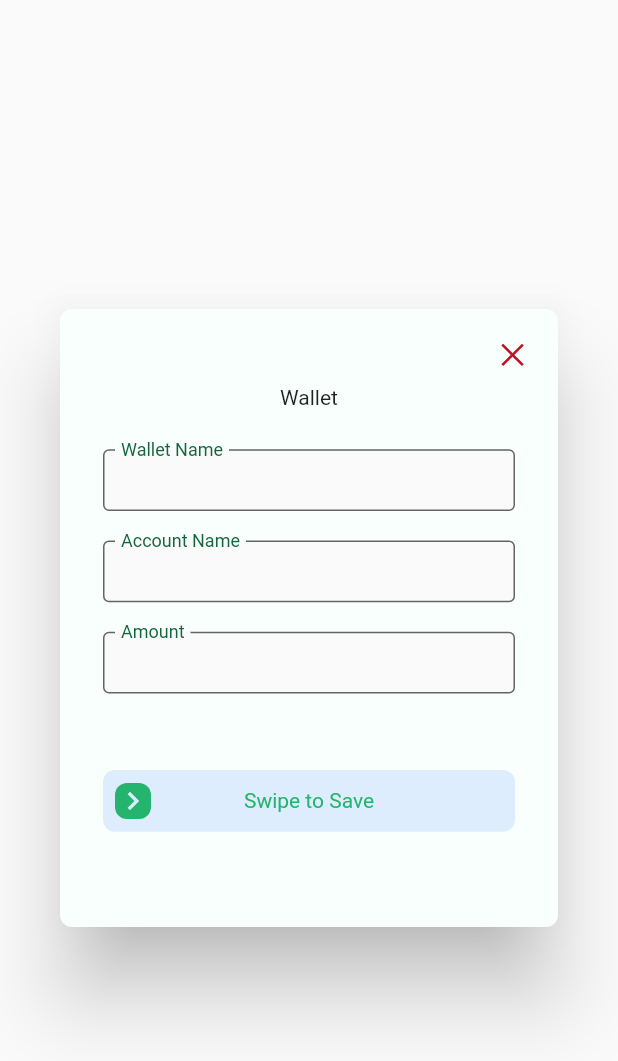
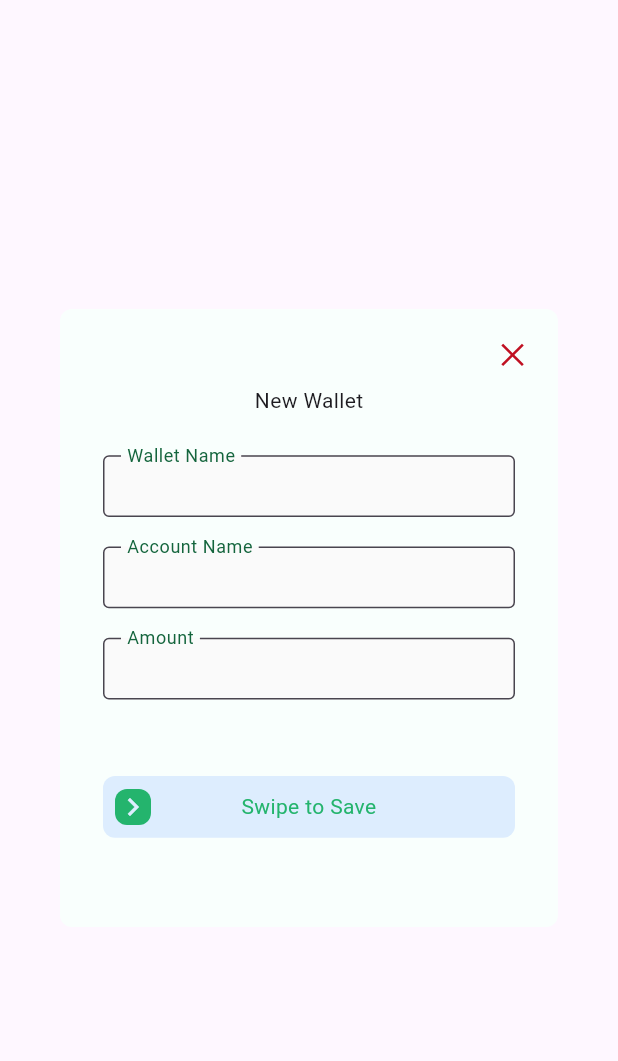
Before and after one commit to mawi-delosreyes/Trakua, a Flutter app: the WalletPopupWidget widget shown alone on an empty page, opened directly, on a phone screen of 412 x 824 dp. Shown: the top 1061 px of the screen. Run offline on Flutter 3.47's test engine with Material 3 defaults, Android fonts, the phone set to English and light mode, and no system bars; drawn by our look-alikes of slide_to_act; our stand-ins replace fl_chart, flutter_svg, sqflite, toggle_switch; missing offline and left inert: dart:ffi; accounts and stored records are empty.

Commit message:
Added controller for wallet

```diff
--- a/Frontend/lib/main.dart
+++ b/Frontend/lib/main.dart
@@ -9,7 +9,7 @@ void main() async {
   WidgetsFlutterBinding.ensureInitialized();
   initialize().initState();
   runApp(
-    const ProfileScreen()
+    const WalletScreen()
   );
 }
 
--- a/Frontend/lib/widgets/WalletPopup.dart
+++ b/Frontend/lib/widgets/WalletPopup.dart
@@ -13,12 +13,15 @@ class WalletPopupWidget extends StatefulWidget {
 
 class _WalletPopupWidget extends State<WalletPopupWidget> {
 
+  final _walletNameController = TextEditingController();
+  final _accountNameController = TextEditingController();
+  final _amountController = TextEditingController();
 
 
   @override
   Widget build(BuildContext context) {
     return Dialog(
-      shape: RoundedRectangleBorder(
+      shape: const RoundedRectangleBorder(
         borderRadius: BorderRadius.all(Radius.circular(8))
       ),
       backgroundColor: ApplicationColors.Background,
@@ -44,7 +47,7 @@ class _WalletPopupWidget extends State<WalletPopupWidget> {
               ),
             ),
 
-            Text("Wallet"),
+            Text("New Wallet"),
 
             SizedBox(
               height: MediaQuery.of(context).size.height/50,
@@ -58,8 +61,8 @@ class _WalletPopupWidget extends State<WalletPopupWidget> {
                   Container (
                     height: MediaQuery.of(context).size.height/20,
                     width: MediaQuery.of(context).size.width/1.5,
-                    child: const TextField(
-                      decoration: InputDecoration(
+                    child: TextField(
+                      decoration: const InputDecoration(
                         fillColor: ApplicationColors.Base_White,
                         filled: true,
                         floatingLabelBehavior: FloatingLabelBehavior.always,
@@ -78,15 +81,16 @@ class _WalletPopupWidget extends State<WalletPopupWidget> {
                           color: ApplicationColors.Primary_900
                         ),
                       ),
-                      style: TextStyle(color: ApplicationColors.Primary_900),
+                      controller: _walletNameController,
+                      style: const TextStyle(color: ApplicationColors.Primary_900),
                     ),
                   ),
 
                   Container (
                     height: MediaQuery.of(context).size.height/20,
                     width: MediaQuery.of(context).size.width/1.5,
-                    child: const TextField(
-                      decoration: InputDecoration(
+                    child: TextField(
+                      decoration: const InputDecoration(
                         fillColor: Color.fromRGBO(250, 250, 250, 1),
                         filled: true,
                         floatingLabelBehavior: FloatingLabelBehavior.always,
@@ -105,15 +109,16 @@ class _WalletPopupWidget extends State<WalletPopupWidget> {
                           color: ApplicationColors.Primary_900
                         ),
                       ),
-                      style: TextStyle(color: ApplicationColors.Primary_900),
+                      controller: _accountNameController,
+                      style: const TextStyle(color: ApplicationColors.Primary_900),
                     ),
                   ),
 
                   Container (
                     height: MediaQuery.of(context).size.height/20,
                     width: MediaQuery.of(context).size.width/1.5,
-                    child: const TextField(
-                      decoration: InputDecoration(
+                    child: TextField(
+                      decoration: const InputDecoration(
                         fillColor: ApplicationColors.Base_White,
                         filled: true,
                         floatingLabelBehavior: FloatingLabelBehavior.always,
@@ -132,7 +137,8 @@ class _WalletPopupWidget extends State<WalletPopupWidget> {
                           color: ApplicationColors.Primary_900
                         ),
                       ),
-                      style: TextStyle(color: ApplicationColors.Primary_900),
+                      controller: _amountController,
+                      style: const TextStyle(color: ApplicationColors.Primary_900),
                     ),
                   ),
                   SizedBox(
@@ -146,7 +152,7 @@ class _WalletPopupWidget extends State<WalletPopupWidget> {
                       child: SlideAction(
                         sliderRotate: false,
                         sliderButtonIconSize: MediaQuery.of(context).size.height/35,
-                        sliderButtonIcon: Icon(
+                        sliderButtonIcon: const Icon(
                           Icons.keyboard_arrow_right_outlined,
                           color: ApplicationColors.Secondary_100,
                         ),
```
Also changed, not shown: Frontend/lib/screens/WalletScreen.dart (+16 -12 lines), Frontend/lib/widgets/NavigationBar1.dart (+5 -2 lines).
